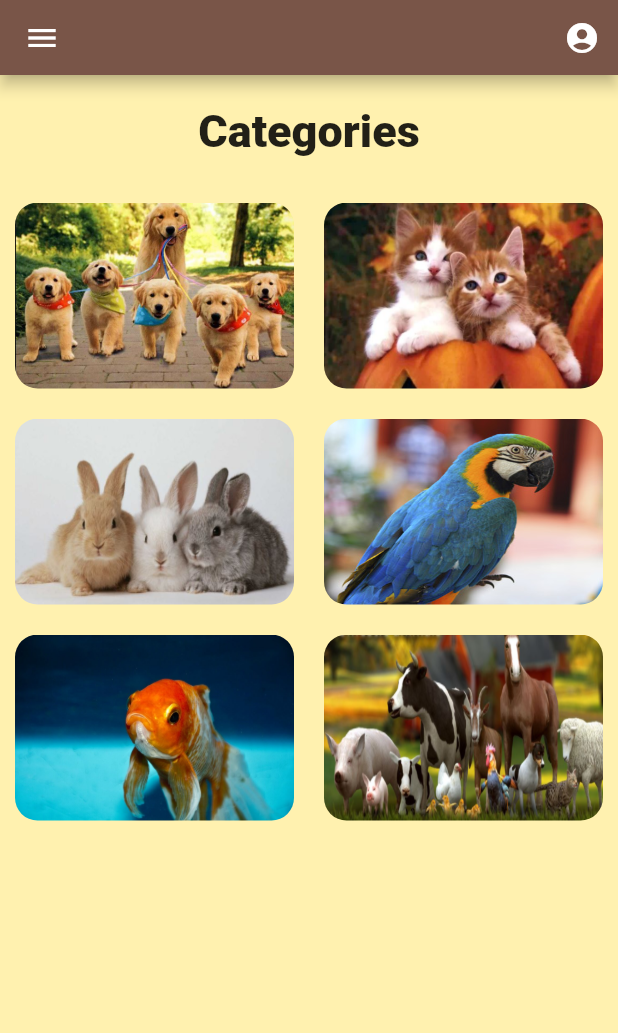
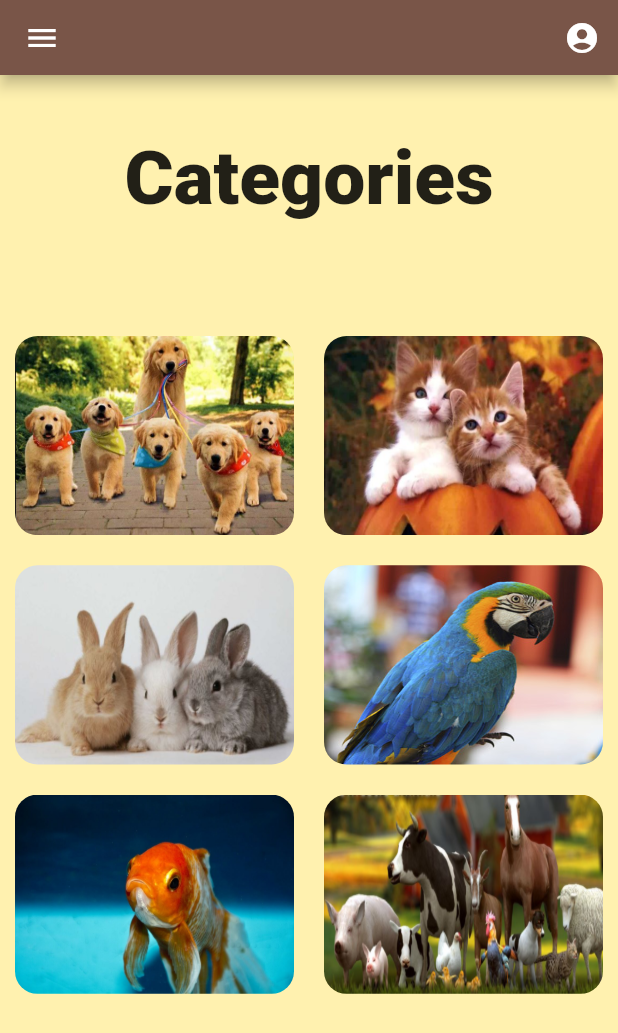
Before and after one commit to JahnaviSatishShanbhag/Pet_Adoption_App, a Flutter app: the screen it shows once a user with an empty profile is signed in, in the side drawer, after a tap on "Categories", on a phone screen of 412 x 824 dp. Shown: the top 1033 px of the screen. Run offline on Flutter 3.47's test engine with Material 2 defaults, Android fonts, the phone set to English and light mode, and no system bars; our stand-ins replace cloud_firestore, firebase_auth, firebase_core, firebase_storage, image_picker; accounts and stored records are empty.

Commit message:
added new commit

```diff
--- a/lib/screens/home_screen.dart
+++ b/lib/screens/home_screen.dart
@@ -14,18 +14,18 @@ class HomeScreen extends StatelessWidget {
         body: Column(
             children: [
               const SizedBox(
-                height: 20,
+                height: 40,
               ),
               const Text(
                 'Categories',
                 style: TextStyle(
-                  fontSize: 30,
+                  fontSize: 50,
                   fontWeight: FontWeight.w800,
                 ),
                 textAlign: TextAlign.center,
               ),
               const SizedBox(
-                height: 20,
+                height: 65,
               ),
               Padding(
                 padding: const EdgeInsets.all(
@@ -46,7 +46,7 @@ class HomeScreen extends StatelessWidget {
                     maxCrossAxisExtent: 200,
                     mainAxisSpacing: 20,
                     crossAxisSpacing: 20,
-                    childAspectRatio: 3 / 2,
+                    childAspectRatio: 1.4,
                   ),
                 ),
               ),
--- a/lib/screens/petdesc.dart
+++ b/lib/screens/petdesc.dart
@@ -1,7 +1,6 @@
 import 'package:cloud_firestore/cloud_firestore.dart';
 import 'package:flutter/material.dart';
 import 'package:firebase_auth/firebase_auth.dart';
-import 'package:firebase_core/firebase_core.dart';
 import 'package:url_launcher/url_launcher.dart';
 
 import '../widgets/appbar_drawer.dart';
@@ -33,6 +32,8 @@ class PetDesc extends StatelessWidget {
                 child: Column(
                   crossAxisAlignment: CrossAxisAlignment.stretch,
                   children: [
+                    const
+                    SizedBox(height:10,),
                     Container(
                       decoration: BoxDecoration(
                         border: Border.all(
@@ -43,7 +44,7 @@ class PetDesc extends StatelessWidget {
                       ),
                       child: CircleAvatar(
                         backgroundImage: NetworkImage(snapshot.data!['image']),
-                        radius: 100,
+                        radius: 130,
                       ),
                     ),
                     Container(
--- a/lib/widgets/appbar_drawer.dart
+++ b/lib/widgets/appbar_drawer.dart
@@ -1,5 +1,6 @@
 import 'package:flutter/material.dart';
 import 'package:firebase_auth/firebase_auth.dart';
+import 'package:cloud_firestore/cloud_firestore.dart';
 
 import '../screens/auth_screen.dart';
 import '../screens/home_screen.dart';
@@ -73,6 +74,26 @@ class MainDrawer extends StatelessWidget {
               ),
             ),
           ),
+          const SizedBox(height:15,),
+          StreamBuilder(
+                stream: FirebaseFirestore.instance
+                    .collection('users')
+                    .where('email', isEqualTo: FirebaseAuth.instance.currentUser!.email)
+                    .snapshots(),
+                builder: (ctx, snapshot) {
+                  if (snapshot.connectionState == ConnectionState.waiting) {
+                    return const Center(
+                      child: CircularProgressIndicator(
+                        color: Colors.brown,
+                      ),
+                    );
+                  } else {
+                    final userDocs =
+                        (snapshot.data as QuerySnapshot<Map<String, dynamic>>)
+                            .docs;
+                    return Text("Hi, ${userDocs[0]['username']}",style:const TextStyle(fontSize: 15,color: Colors.brown,),textAlign: TextAlign.left,);
+                  }
+                }),
           const SizedBox(
             height: 20,
           ),
--- a/lib/widgets/pet_form.dart
+++ b/lib/widgets/pet_form.dart
@@ -41,7 +41,7 @@ class _PetFormState extends State<PetForm> {
   Future<void> _takePicture() async {
     final picker = ImagePicker();
     final imageFile = await picker.pickImage(
-      source: ImageSource.camera,
+      source: ImageSource.gallery,
     );
     if (imageFile == null) {
       return;
@@ -122,7 +122,7 @@ class _PetFormState extends State<PetForm> {
         child: _storedImage != null
             ? ClipRRect(
                 borderRadius: BorderRadius.circular(
-                  100,
+                  70,
                 ),
                 child: Image.file(
                   _storedImage as File,
```
